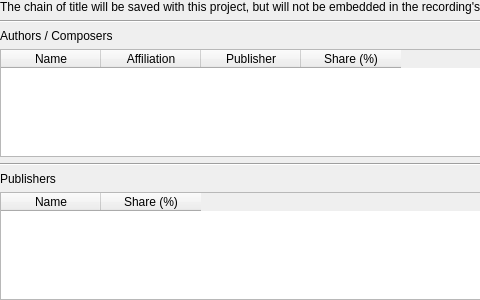
Above: resources/ui/chain_of_title_tab.ui from Iconoclasteinc/tgit before the change; both pictures show x 0 to 480 and y 0 to 300 of the 754 by 300 pixel window. Below: the same form after it.
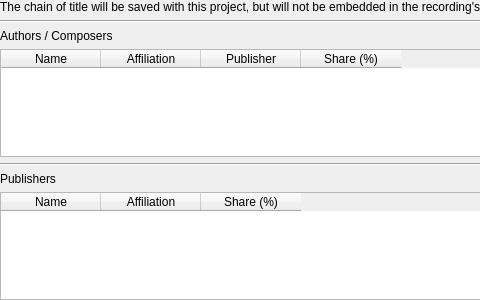
That is the form after the change.

Commit message: Add affiliations to the publisher's chain of title.

```diff
--- a/resources/ui/chain_of_title_tab.ui
+++ b/resources/ui/chain_of_title_tab.ui
@@ -129,6 +129,11 @@
        <string>Name</string>
       </property>
      </column>
+     <column>
+      <property name="text">
+       <string>Affiliation</string>
+      </property>
+     </column>
      <column>
       <property name="text">
        <string>Share (%)</string>
```
The commit also changes 4 other files.
